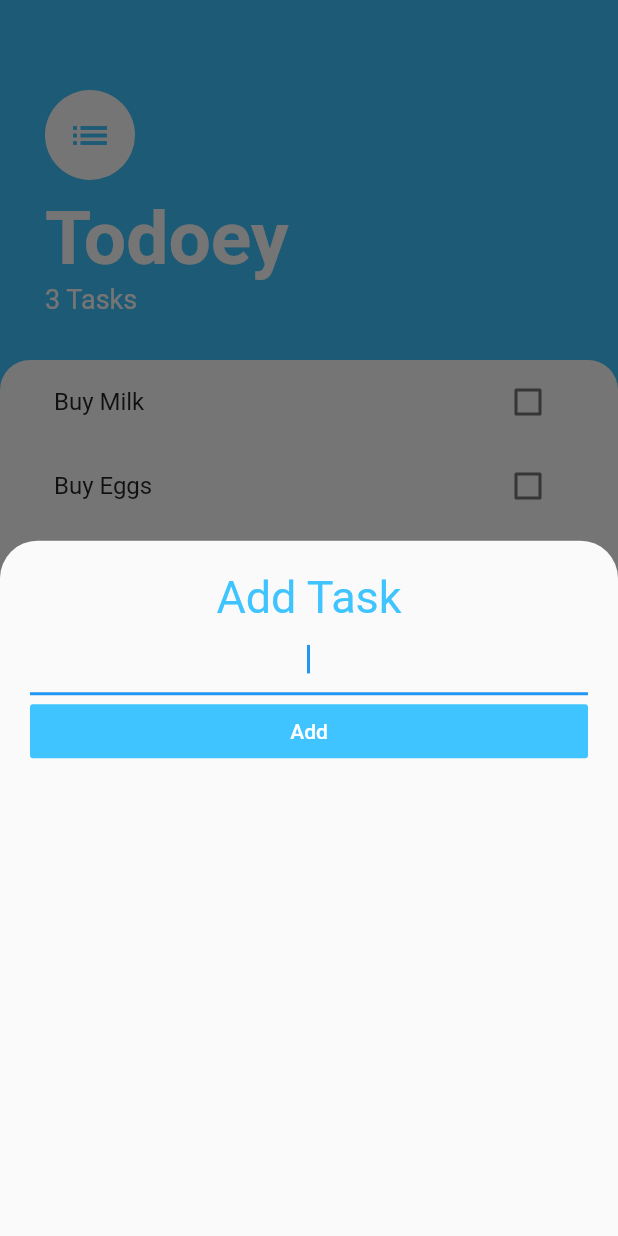
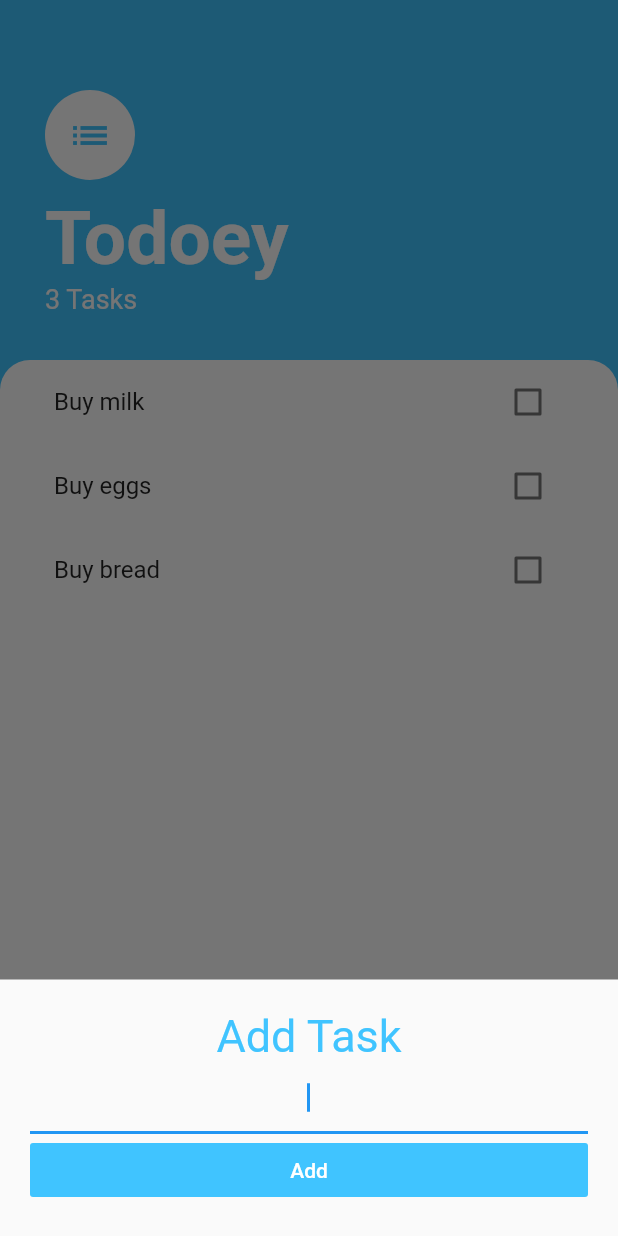
Before and after one commit to Almoliveira/todoey_flutter, a Flutter app: the screen it shows after launch, after a tap on the "add" icon, on a phone screen of 412 x 824 dp. Run offline on Flutter 3.47's test engine with Material 2 defaults, Android fonts, the phone set to English and light mode, and no system bars.

```diff
--- a/lib/main.dart
+++ b/lib/main.dart
@@ -1,5 +1,8 @@
 import 'package:flutter/material.dart';
+import 'package:provider/provider.dart';
 import 'package:todoey_flutter/screens/tasks_screen.dart';
+
+import 'models/tasks_data.dart';
 
 void main() {
   runApp(const MyApp());
@@ -10,8 +13,11 @@ class MyApp extends StatelessWidget {
 
   @override
   Widget build(BuildContext context) {
-    return MaterialApp(
-      home: TasksScreen(),
+    return ChangeNotifierProvider(
+      create: (context) => TaskData(),
+      child: MaterialApp(
+        home: TasksScreen(),
+      ),
     );
   }
 }
--- /dev/null
+++ b/lib/models/tasks_data.dart
@@ -0,0 +1,35 @@
+import 'package:flutter/foundation.dart';
+import 'package:todoey_flutter/models/task.dart';
+import 'dart:collection';
+
+class TaskData extends ChangeNotifier {
+  List<Task> _tasks = [
+    Task(name: 'Buy milk'),
+    Task(name: 'Buy eggs'),
+    Task(name: 'Buy bread'),
+  ];
+
+  UnmodifiableListView<Task> get tasks {
+    return UnmodifiableListView(_tasks);
+  }
+
+  int get taskCount {
+    return _tasks.length;
+  }
+
+  void addTask(String newTaskTitle) {
+    final task = Task(name: newTaskTitle);
+    _tasks.add(task);
+    notifyListeners();
+  }
+
+  void updateTask(Task task) {
+    task.toggleDone();
+    notifyListeners();
+  }
+
+  void deleteTask(Task task) {
+    _tasks.remove(task);
+    notifyListeners();
+  }
+}
--- a/lib/screens/add_task_screen.dart
+++ b/lib/screens/add_task_screen.dart
@@ -1,9 +1,9 @@
 import 'package:flutter/material.dart';
+import 'package:todoey_flutter/models/task.dart';
+import 'package:provider/provider.dart';
+import 'package:todoey_flutter/models/tasks_data.dart';
 
 class AddTaskScreen extends StatefulWidget {
-  final Function addTaskCallback;
-  AddTaskScreen(this.addTaskCallback);
-
   @override
   State<AddTaskScreen> createState() => _AddTaskScreenState();
 }
@@ -47,7 +47,9 @@ class _AddTaskScreenState extends State<AddTaskScreen> {
                 ),
                 color: Colors.lightBlueAccent,
                 onPressed: () {
-                  widget.addTaskCallback(newTaskTitle);
+                  Provider.of<TaskData>(context, listen: false)
+                      .addTask(newTaskTitle!);
+                  Navigator.pop(context);
                 },
               )
             ],
--- a/lib/screens/tasks_screen.dart
+++ b/lib/screens/tasks_screen.dart
@@ -1,65 +1,41 @@
 import 'package:flutter/material.dart';
-import 'package:todoey_flutter/models/task.dart';
 import 'package:todoey_flutter/widgets/tasks_list.dart';
+import 'package:todoey_flutter/screens/add_task_screen.dart';
+import 'package:provider/provider.dart';
+import 'package:todoey_flutter/models/tasks_data.dart';
 
-import 'add_task_screen.dart';
-
-class TasksScreen extends StatefulWidget {
-  @override
-  State<TasksScreen> createState() => _TasksScreenState();
-}
-
-class _TasksScreenState extends State<TasksScreen> {
-  List<Task> tasks = [
-    Task(name: 'Buy Milk'),
-    Task(name: 'Buy Eggs'),
-    Task(name: 'Buy Bread'),
-  ];
-
+class TasksScreen extends StatelessWidget {
   @override
   Widget build(BuildContext context) {
     return Scaffold(
       backgroundColor: Colors.lightBlueAccent,
       floatingActionButton: FloatingActionButton(
-        onPressed: () {
-          showModalBottomSheet(
-            //  isScrollControlled: true,
-            shape: const RoundedRectangleBorder(
-                borderRadius: BorderRadius.only(
-              topLeft: Radius.circular(25),
-              topRight: Radius.circular(25),
-            )),
-            context: context,
-            builder: (context) => AddTaskScreen(
-              (newTaskTitle) {
-                setState(() {
-                  tasks.add(Task(name: newTaskTitle));
-                });
-                Navigator.pop(context);
-              },
-            ),
-          );
-        },
-        backgroundColor: Colors.lightBlueAccent,
-        child: Icon(Icons.add),
-      ),
+          backgroundColor: Colors.lightBlueAccent,
+          child: Icon(Icons.add),
+          onPressed: () {
+            showModalBottomSheet(
+                context: context,
+                isScrollControlled: true,
+                builder: (context) => SingleChildScrollView(
+                        child: Container(
+                      padding: EdgeInsets.only(
+                          bottom: MediaQuery.of(context).viewInsets.bottom),
+                      child: AddTaskScreen(),
+                    )));
+          }),
       body: Column(
         crossAxisAlignment: CrossAxisAlignment.start,
-        children: [
+        children: <Widget>[
           Container(
             padding: const EdgeInsets.only(
-              top: 60.0,
-              left: 30.0,
-              right: 30.0,
-              bottom: 30.0,
-            ),
+                top: 60.0, left: 30.0, right: 30.0, bottom: 30.0),
             child: Column(
               crossAxisAlignment: CrossAxisAlignment.start,
-              children: [
+              children: <Widget>[
                 const CircleAvatar(
                   child: Icon(
                     Icons.list,
-                    size: 30,
+                    size: 30.0,
                     color: Colors.lightBlueAccent,
                   ),
                   backgroundColor: Colors.white,
@@ -77,7 +53,7 @@ class _TasksScreenState extends State<TasksScreen> {
                   ),
                 ),
                 Text(
-                  '${tasks.length} Tasks',
+                  '${Provider.of<TaskData>(context).taskCount} Tasks',
                   style: const TextStyle(
                     color: Colors.white,
                     fontSize: 18,
@@ -90,16 +66,15 @@ class _TasksScreenState extends State<TasksScreen> {
             child: Container(
               padding: EdgeInsets.symmetric(horizontal: 20.0),
               decoration: const BoxDecoration(
-                  color: Colors.white,
-                  borderRadius: BorderRadius.only(
-                    topLeft: Radius.circular(20),
-                    topRight: Radius.circular(20),
-                  )),
-              child: TasksList(
-                tasks: tasks,
+                color: Colors.white,
+                borderRadius: BorderRadius.only(
+                  topLeft: Radius.circular(20.0),
+                  topRight: Radius.circular(20.0),
+                ),
               ),
+              child: TasksList(),
             ),
-          )
+          ),
         ],
       ),
     );
--- a/lib/widgets/task_tile.dart
+++ b/lib/widgets/task_tile.dart
@@ -4,17 +4,22 @@ class TaskTile extends StatelessWidget {
   final bool isChecked;
   final String taskTitle;
   final Function checkboxCallback;
+  final Function longPressCallback;
 
   TaskTile({
     Key? key,
     required this.isChecked,
     required this.taskTitle,
     required this.checkboxCallback,
+    required this.longPressCallback,
   }) : super(key: key);
 
   @override
   Widget build(BuildContext context) {
     return ListTile(
+      onLongPress: () {
+        longPressCallback;
+      },
       title: Text(
         taskTitle,
         style: TextStyle(
--- a/lib/widgets/tasks_list.dart
+++ b/lib/widgets/tasks_list.dart
@@ -1,32 +1,30 @@
 import 'package:flutter/material.dart';
-import 'package:todoey_flutter/models/task.dart';
 import 'package:todoey_flutter/widgets/task_tile.dart';
+import 'package:provider/provider.dart';
+import 'package:todoey_flutter/models/tasks_data.dart';
 
-class TasksList extends StatefulWidget {
-  final List<Task> tasks;
-
-  const TasksList({Key? key, required this.tasks}) : super(key: key);
-
-  @override
-  State<TasksList> createState() => _TasksListState();
-}
-
-class _TasksListState extends State<TasksList> {
+class TasksList extends StatelessWidget {
   @override
   Widget build(BuildContext context) {
-    return ListView.builder(
-      itemBuilder: (context, index) {
-        return TaskTile(
-          taskTitle: widget.tasks[index].name,
-          isChecked: widget.tasks[index].isDone,
-          checkboxCallback: (checkboxState) {
-            setState(() {
-              widget.tasks[index].toggleDone();
-            });
+    return Consumer<TaskData>(
+      builder: (context, taskData, child) {
+        return ListView.builder(
+          itemBuilder: (context, index) {
+            final task = taskData.tasks[index];
+            return TaskTile(
+              taskTitle: task.name,
+              isChecked: task.isDone,
+              checkboxCallback: (checkboxState) {
+                taskData.updateTask(task);
+              },
+              longPressCallback: () {
+                taskData.deleteTask(task);
+              },
+            );
           },
+          itemCount: taskData.taskCount,
         );
       },
-      itemCount: widget.tasks.length,
     );
   }
 }
--- a/pubspec.yaml
+++ b/pubspec.yaml
@@ -34,6 +34,7 @@ dependencies:
   # The following adds the Cupertino Icons font to your application.
   # Use with the CupertinoIcons class for iOS style icons.
   cupertino_icons: ^1.0.2
+  provider: ^6.0.1
 
 dev_dependencies:
   flutter_test:
```
Also changed, not shown: pubspec.lock.
